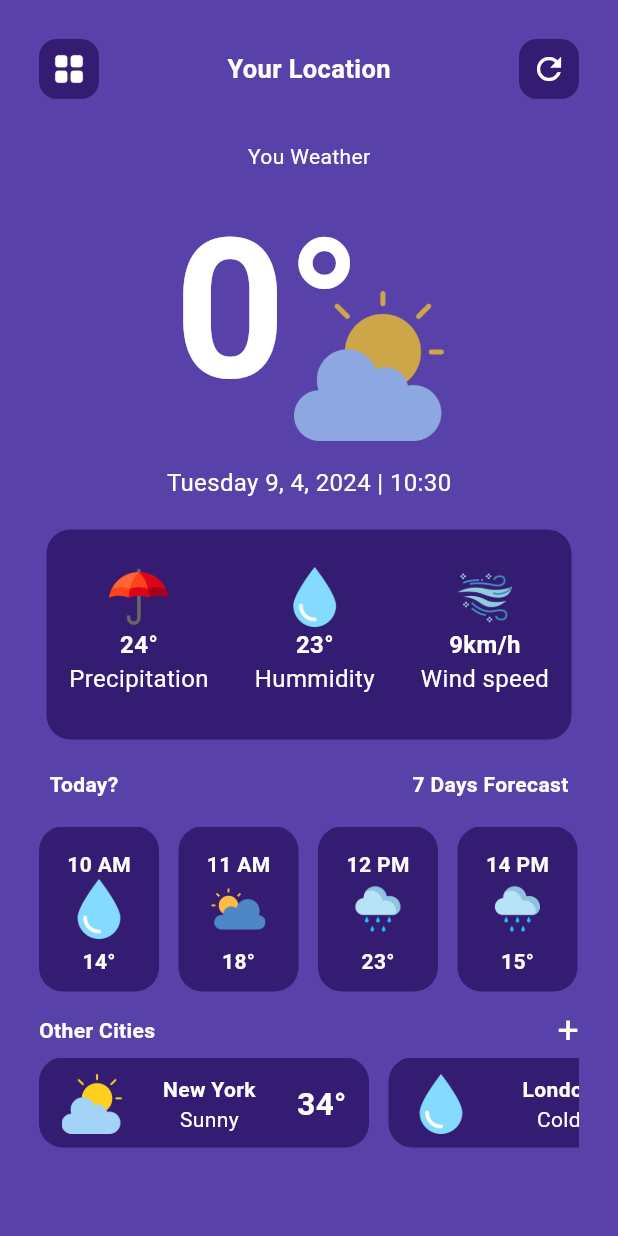
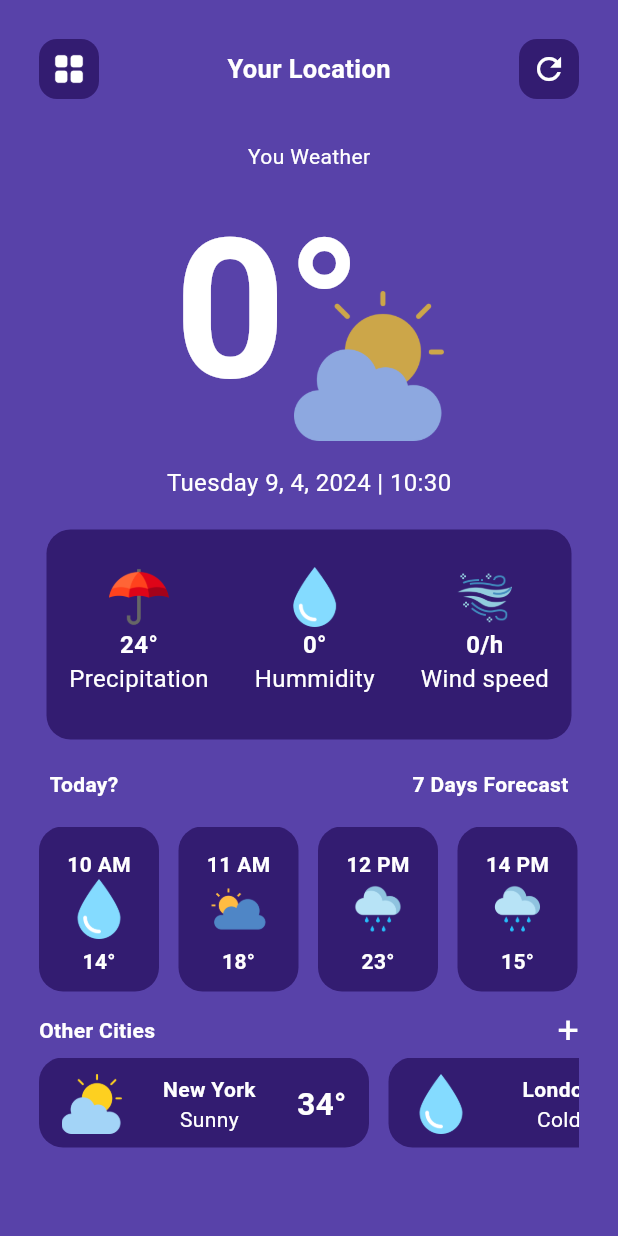
Before and after one commit to R-salton/my_weather, a Flutter app: the MainScreen screen opened directly, on a phone screen of 412 x 824 dp. Run offline on Flutter 3.47's test engine with Material 3 defaults, Android fonts, the phone set to English and light mode, and no system bars; our stand-ins replace flutter_spinkit, geolocator; statements that could not run were skipped.

Commit message:
Geolocator in action

```diff
--- a/lib/Screens/mainscreen.dart
+++ b/lib/Screens/mainscreen.dart
@@ -16,6 +16,8 @@ class _MainScreenState extends State<MainScreen> {
   String comment = "You Weather";
   int temperature = 0;
   String cityName = "Your Location";
+  int hummidity = 0;
+  int windSpeeed = 0;
 
   final time = DateTime.now();
 
@@ -32,6 +34,9 @@ class _MainScreenState extends State<MainScreen> {
     comment = locationWeather["weather"][0]["description"];
     temperature = (locationWeather["main"]["temp"]).toInt();
     cityName = locationWeather["name"];
+    hummidity = (locationWeather["main"]["humidity"]).toInt();
+    windSpeeed = (locationWeather["wind"]["speed"]).toInput();
+
   }
 
   @override
@@ -106,12 +111,12 @@ class _MainScreenState extends State<MainScreen> {
                         comment: "Precipitation",
                       ),
                       weatherWithImage(
-                        data: "23°",
+                        data: "$hummidity°",
                         comment: "Hummidity",
                         imageUrl: "assets/icons/drop.png",
                       ),
                       weatherWithImage(
-                        data: "9km/h",
+                        data: "$windSpeeed/h",
                         comment: "Wind speed",
                         imageUrl: "assets/icons/wind.png",
                       )
```
